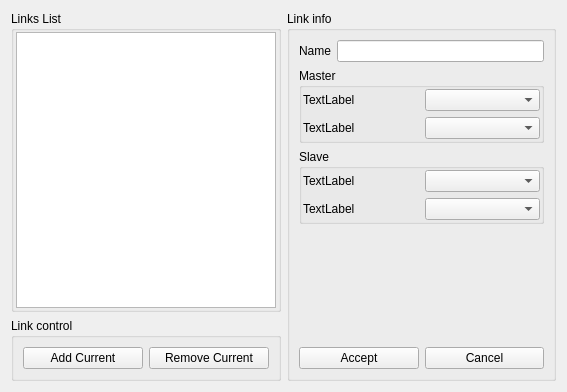
This is source/formcomcontrol.ui in novdot/ComControl as Qt 5 draws it before an edit. The edited form follows.
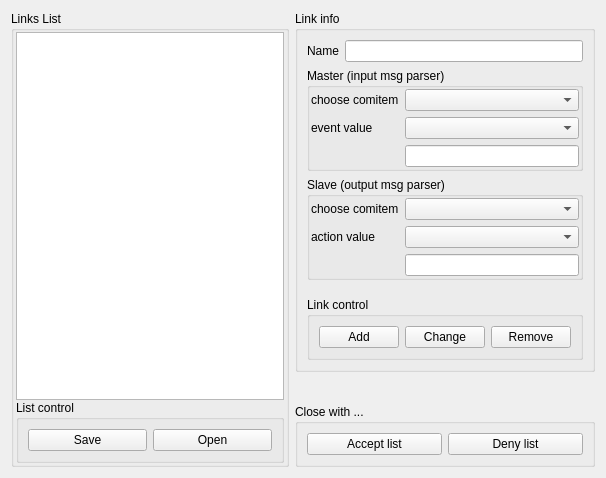
This is the edited form.

Commit message: New func - robot upd device functional - TODO : test

The edit to the form file:
```diff
--- a/source/formcomcontrol.ui
+++ b/source/formcomcontrol.ui
@@ -6,37 +6,33 @@
    <rect>
     <x>0</x>
     <y>0</y>
-    <width>567</width>
-    <height>392</height>
+    <width>606</width>
+    <height>478</height>
    </rect>
   </property>
   <property name="windowTitle">
    <string>Form</string>
   </property>
   <layout class="QGridLayout" name="gridLayout">
-   <item row="0" column="0">
-    <widget class="QGroupBox" name="groupBox_link_list">
+   <item row="3" column="1">
+    <widget class="QGroupBox" name="groupBox">
      <property name="title">
-      <string>Links List</string>
+      <string>Close with ...</string>
      </property>
-     <layout class="QHBoxLayout" name="horizontalLayout_5">
-      <property name="spacing">
-       <number>0</number>
-      </property>
-      <property name="leftMargin">
-       <number>2</number>
-      </property>
-      <property name="topMargin">
-       <number>1</number>
-      </property>
-      <property name="rightMargin">
-       <number>2</number>
-      </property>
-      <property name="bottomMargin">
-       <number>1</number>
-      </property>
+     <layout class="QHBoxLayout" name="horizontalLayout">
       <item>
-       <widget class="QListWidget" name="listWidget_link_list"/>
+       <widget class="QPushButton" name="pushButton_accept">
+        <property name="text">
+         <string>Accept list</string>
+        </property>
+       </widget>
+      </item>
+      <item>
+       <widget class="QPushButton" name="pushButton_deny">
+        <property name="text">
+         <string>Deny list</string>
+        </property>
+       </widget>
       </item>
      </layout>
     </widget>
@@ -46,77 +42,11 @@
      <property name="title">
       <string>Link info</string>
      </property>
-     <layout class="QGridLayout" name="gridLayout_2" rowstretch="0,0,0,0,0,0">
-      <item row="5" column="0" colspan="2">
-       <layout class="QHBoxLayout" name="horizontalLayout_4">
-        <item>
-         <widget class="QPushButton" name="pushButton_link_accept">
-          <property name="text">
-           <string>Accept</string>
-          </property>
-         </widget>
-        </item>
-        <item>
-         <widget class="QPushButton" name="pushButton_link_cancel">
-          <property name="text">
-           <string>Cancel</string>
-          </property>
-         </widget>
-        </item>
-       </layout>
-      </item>
-      <item row="2" column="0" colspan="2">
-       <widget class="QGroupBox" name="groupBox_master">
-        <property name="title">
-         <string>Master</string>
-        </property>
-        <layout class="QGridLayout" name="gridLayout_3">
-         <property name="leftMargin">
-          <number>1</number>
-         </property>
-         <property name="topMargin">
-          <number>1</number>
-         </property>
-         <property name="rightMargin">
-          <number>1</number>
-         </property>
-         <property name="bottomMargin">
-          <number>1</number>
-         </property>
-         <item row="0" column="1">
-          <widget class="QComboBox" name="comboBox"/>
-         </item>
-         <item row="0" column="0">
-          <widget class="QLabel" name="label_2">
-           <property name="text">
-            <string>TextLabel</string>
-           </property>
-          </widget>
-         </item>
-         <item row="1" column="0">
-          <widget class="QLabel" name="label_3">
-           <property name="text">
-            <string>TextLabel</string>
-           </property>
-          </widget>
-         </item>
-         <item row="1" column="1">
-          <widget class="QComboBox" name="comboBox_4"/>
-         </item>
-        </layout>
-       </widget>
-      </item>
-      <item row="0" column="0">
-       <widget class="QLabel" name="label_link_name_text">
-        <property name="text">
-         <string>Name</string>
-        </property>
-       </widget>
-      </item>
+     <layout class="QGridLayout" name="gridLayout_2" rowstretch="0,0,0,0,0,0,0">
       <item row="3" column="0" colspan="2">
        <widget class="QGroupBox" name="groupBox_slave">
         <property name="title">
-         <string>Slave</string>
+         <string>Slave (output msg parser)</string>
         </property>
         <layout class="QGridLayout" name="gridLayout_4">
          <property name="leftMargin">
@@ -131,25 +61,112 @@
          <property name="bottomMargin">
           <number>1</number>
          </property>
+         <item row="2" column="1">
+          <widget class="QComboBox" name="comboBox_slave_format"/>
+         </item>
+         <item row="2" column="0">
+          <widget class="QLabel" name="label_7">
+           <property name="text">
+            <string>action value</string>
+           </property>
+          </widget>
+         </item>
+         <item row="0" column="1">
+          <widget class="QComboBox" name="comboBox_slave_comitem"/>
+         </item>
          <item row="0" column="0">
           <widget class="QLabel" name="label">
            <property name="text">
-            <string>TextLabel</string>
+            <string>choose comitem</string>
            </property>
           </widget>
          </item>
-         <item row="0" column="1">
-          <widget class="QComboBox" name="comboBox_2"/>
+         <item row="3" column="1">
+          <widget class="QLineEdit" name="lineEdit_slave_value"/>
+         </item>
+        </layout>
+       </widget>
+      </item>
+      <item row="0" column="0">
+       <widget class="QLabel" name="label_link_name_text">
+        <property name="text">
+         <string>Name</string>
+        </property>
+       </widget>
+      </item>
+      <item row="2" column="0" colspan="2">
+       <widget class="QGroupBox" name="groupBox_master">
+        <property name="title">
+         <string>Master (input msg parser)</string>
+        </property>
+        <layout class="QGridLayout" name="gridLayout_3">
+         <property name="leftMargin">
+          <number>1</number>
+         </property>
+         <property name="topMargin">
+          <number>1</number>
+         </property>
+         <property name="rightMargin">
+          <number>1</number>
+         </property>
+         <property name="bottomMargin">
+          <number>1</number>
+         </property>
+         <item row="0" column="2">
+          <widget class="QComboBox" name="comboBox_master_comitem"/>
+         </item>
+         <item row="0" column="0">
+          <widget class="QLabel" name="label_2">
+           <property name="text">
+            <string>choose comitem</string>
+           </property>
+          </widget>
          </item>
          <item row="1" column="0">
-          <widget class="QLabel" name="label_4">
+          <widget class="QLabel" name="label_5">
            <property name="text">
-            <string>TextLabel</string>
+            <string>event value</string>
            </property>
           </widget>
          </item>
-         <item row="1" column="1">
-          <widget class="QComboBox" name="comboBox_3"/>
+         <item row="2" column="2">
+          <widget class="QLineEdit" name="lineEdit_master_value"/>
+         </item>
+         <item row="1" column="2">
+          <widget class="QComboBox" name="comboBox_master_format"/>
+         </item>
+        </layout>
+       </widget>
+      </item>
+      <item row="0" column="1">
+       <widget class="QLineEdit" name="lineEdit_link_info_name"/>
+      </item>
+      <item row="5" column="0" colspan="2">
+       <widget class="QGroupBox" name="groupBox_link_control">
+        <property name="title">
+         <string>Link control</string>
+        </property>
+        <layout class="QHBoxLayout" name="horizontalLayout_3">
+         <item>
+          <widget class="QPushButton" name="pushButton_link_add">
+           <property name="text">
+            <string>Add</string>
+           </property>
+          </widget>
+         </item>
+         <item>
+          <widget class="QPushButton" name="pushButton_link_change">
+           <property name="text">
+            <string>Change</string>
+           </property>
+          </widget>
+         </item>
+         <item>
+          <widget class="QPushButton" name="pushButton_link_remove">
+           <property name="text">
+            <string>Remove</string>
+           </property>
+          </widget>
          </item>
         </layout>
        </widget>
@@ -167,30 +184,67 @@
         </property>
        </spacer>
       </item>
-      <item row="0" column="1">
-       <widget class="QLineEdit" name="lineEdit_link_info_name"/>
-      </item>
      </layout>
     </widget>
    </item>
-   <item row="1" column="0">
-    <widget class="QGroupBox" name="groupBox_link_control">
+   <item row="2" column="1">
+    <spacer name="verticalSpacer">
+     <property name="orientation">
+      <enum>Qt::Vertical</enum>
+     </property>
+     <property name="sizeHint" stdset="0">
+      <size>
+       <width>20</width>
+       <height>40</height>
+      </size>
+     </property>
+    </spacer>
+   </item>
+   <item row="0" column="0" rowspan="4">
+    <widget class="QGroupBox" name="groupBox_link_list">
      <property name="title">
-      <string>Link control</string>
+      <string>Links List</string>
      </property>
-     <layout class="QHBoxLayout" name="horizontalLayout_3">
+     <layout class="QVBoxLayout" name="verticalLayout">
+      <property name="spacing">
+       <number>0</number>
+      </property>
+      <property name="leftMargin">
+       <number>2</number>
+      </property>
+      <property name="topMargin">
+       <number>1</number>
+      </property>
+      <property name="rightMargin">
+       <number>2</number>
+      </property>
+      <property name="bottomMargin">
+       <number>1</number>
+      </property>
       <item>
-       <widget class="QPushButton" name="pushButton_link_add">
-        <property name="text">
-         <string>Add Current</string>
-        </property>
-       </widget>
+       <widget class="QListWidget" name="listWidget_robot_list"/>
       </item>
       <item>
-       <widget class="QPushButton" name="pushButton_link_remove">
-        <property name="text">
-         <string>Remove Current</string>
+       <widget class="QGroupBox" name="groupBox_2">
+        <property name="title">
+         <string>List control</string>
         </property>
+        <layout class="QHBoxLayout" name="horizontalLayout_2">
+         <item>
+          <widget class="QPushButton" name="pushButton_save">
+           <property name="text">
+            <string>Save</string>
+           </property>
+          </widget>
+         </item>
+         <item>
+          <widget class="QPushButton" name="pushButton_open">
+           <property name="text">
+            <string>Open</string>
+           </property>
+          </widget>
+         </item>
+        </layout>
        </widget>
       </item>
      </layout>
```
Left out of the diff: 4 changed lines with no effect on the pictures. The commit also changes 14 other files.
